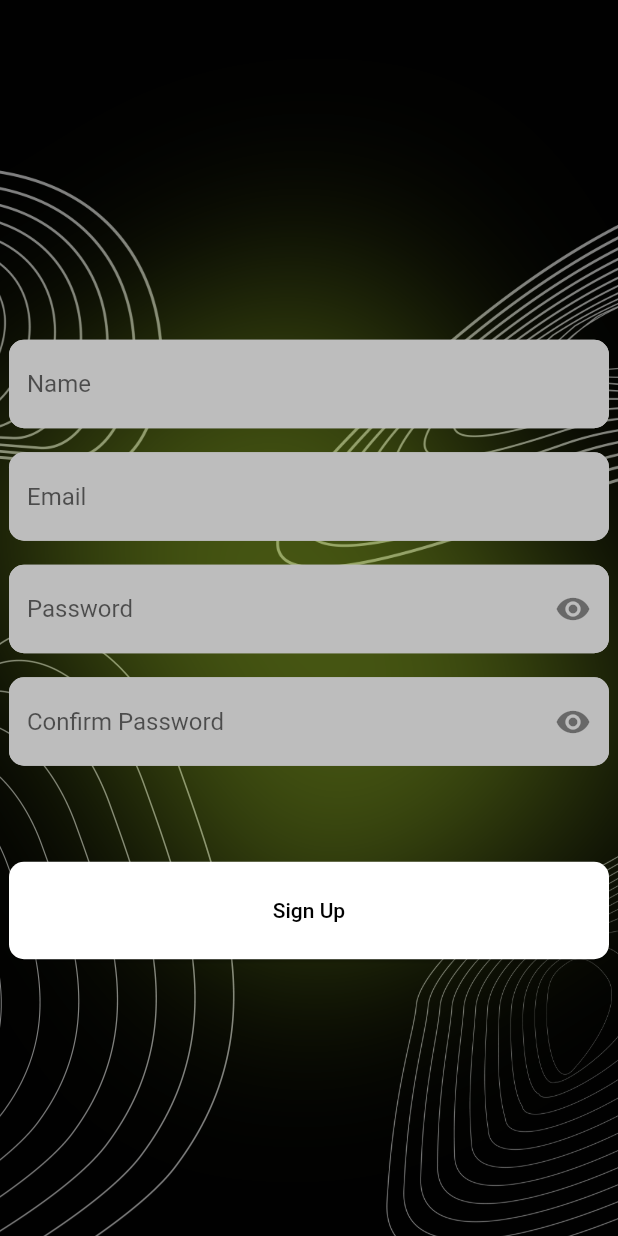
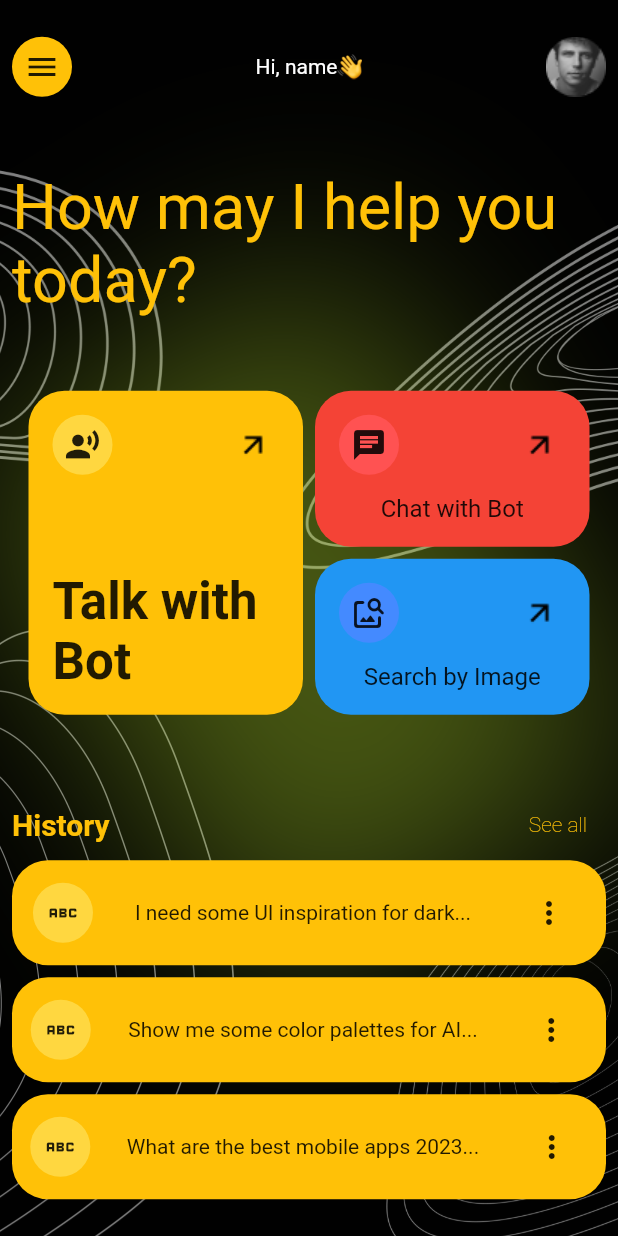
Before and after one commit to MohammedSaudAlsahli/Personal-AI-Buddy-App, a Flutter app: the screen it shows after launch, on a phone screen of 412 x 824 dp. Run offline on Flutter 3.47's test engine with Material 2 defaults, Android fonts, the phone set to English and light mode, and no system bars.

Commit message:
edit home page

```diff
--- /dev/null
+++ b/flutter_application/lib/componants/containers/ai_tools_container.dart
@@ -0,0 +1,60 @@
+import 'package:flutter/material.dart';
+import 'package:flutter_application/componants/containers/circle_container.dart';
+
+class AiToolsContainer extends StatelessWidget {
+  const AiToolsContainer({
+    super.key,
+    required this.height,
+    required this.width,
+    required this.bgColor,
+    required this.fgColor,
+    required this.icon,
+    required this.text,
+    required this.fontSize,
+    required this.isBold,
+  });
+
+  final double height;
+  final double width;
+  final Color bgColor;
+  final Color fgColor;
+  final IconData icon;
+  final String text;
+  final double fontSize;
+  final bool isBold;
+
+  @override
+  Widget build(BuildContext context) {
+    return Container(
+      padding: const EdgeInsets.all(16),
+      height: height,
+      width: width,
+      decoration: BoxDecoration(
+        color: bgColor,
+        borderRadius: const BorderRadius.all(
+          Radius.circular(24),
+        ),
+      ),
+      child: Column(
+        mainAxisAlignment: MainAxisAlignment.spaceBetween,
+        children: [
+          Row(
+            mainAxisAlignment: MainAxisAlignment.spaceBetween,
+            children: [
+              CircleContainer(color: fgColor, icon: icon),
+              Image.asset(
+                  'assets/Personal AI Buddy App (Community)/🦆 icon _arrow forward_.png')
+            ],
+          ),
+          Text(
+            text,
+            textAlign: TextAlign.start,
+            style: TextStyle(
+                fontSize: fontSize,
+                fontWeight: isBold ? FontWeight.w700 : FontWeight.normal),
+          )
+        ],
+      ),
+    );
+  }
+}
--- /dev/null
+++ b/flutter_application/lib/componants/containers/circle_container.dart
@@ -0,0 +1,20 @@
+import 'package:flutter/material.dart';
+
+class CircleContainer extends StatelessWidget {
+  const CircleContainer({
+    super.key,
+    required this.icon,
+    required this.color,
+  });
+  final IconData icon;
+  final Color color;
+  @override
+  Widget build(BuildContext context) {
+    return Container(
+      height: 40,
+      width: 40,
+      decoration: BoxDecoration(color: color, shape: BoxShape.circle),
+      child: Icon(icon),
+    );
+  }
+}
--- /dev/null
+++ b/flutter_application/lib/componants/containers/history_conteiner.dart
@@ -0,0 +1,43 @@
+import 'package:flutter/material.dart';
+import 'package:flutter_application/componants/containers/circle_container.dart';
+import 'package:flutter_application/utils/extension.dart';
+
+class HistoryConteiner extends StatelessWidget {
+  const HistoryConteiner({
+    super.key,
+    required this.bgColor,
+    required this.fgColor,
+    required this.icon,
+    required this.text,
+    this.onPressed,
+  });
+  final Color bgColor;
+  final Color fgColor;
+  final IconData icon;
+  final String text;
+  final Function()? onPressed;
+  @override
+  Widget build(BuildContext context) {
+    return Container(
+      height: 70,
+      width: context.width,
+      decoration: BoxDecoration(
+        color: bgColor,
+        borderRadius: const BorderRadius.all(
+          Radius.circular(24),
+        ),
+      ),
+      child: Row(
+        mainAxisAlignment: MainAxisAlignment.spaceAround,
+        children: [
+          CircleContainer(
+            color: fgColor,
+            icon: icon,
+          ),
+          Text(text),
+          IconButton(onPressed: onPressed, icon: const Icon(Icons.more_vert))
+        ],
+      ),
+    );
+  }
+}
--- a/flutter_application/lib/constant/spaceing.dart
+++ b/flutter_application/lib/constant/spaceing.dart
@@ -1,15 +1,15 @@
 import 'package:flutter/material.dart';
 
-const kVSpace4 = SizedBox(height: 4);
-const kVSpace8 = SizedBox(height: 8);
-const kVSpace16 = SizedBox(height: 16);
-const kVSpace32 = SizedBox(height: 32);
-const kVSpace64 = SizedBox(height: 64);
-const kVSpace128 = SizedBox(height: 128);
+const kWSpace4 = SizedBox(width: 4);
+const kWSpace8 = SizedBox(width: 8);
+const kWSpace16 = SizedBox(width: 16);
+const kWSpace32 = SizedBox(width: 32);
+const kWSpace64 = SizedBox(width: 64);
+const kWSpace128 = SizedBox(width: 128);
 
-const kHSpace4 = SizedBox(width: 4);
-const kHSpace8 = SizedBox(width: 8);
-const kHSpace16 = SizedBox(width: 16);
-const kHSpace32 = SizedBox(width: 32);
-const kHSpace64 = SizedBox(width: 64);
-const kHSpace128 = SizedBox(width: 128);
+const kHSpace4 = SizedBox(height: 4);
+const kHSpace8 = SizedBox(height: 8);
+const kHSpace16 = SizedBox(height: 16);
+const kHSpace32 = SizedBox(height: 32);
+const kHSpace64 = SizedBox(height: 64);
+const kHSpace128 = SizedBox(height: 128);
--- /dev/null
+++ b/flutter_application/lib/constant/theme.dart
@@ -0,0 +1,6 @@
+import 'package:flutter/material.dart';
+
+Map theme = {
+  'light': ThemeData(),
+  'dark': ThemeData(),
+};
--- a/flutter_application/lib/main.dart
+++ b/flutter_application/lib/main.dart
@@ -1,6 +1,6 @@
 import 'package:flutter/material.dart';
 import 'package:flutter_application/constant/colors.dart';
-import 'package:flutter_application/screens/auth/sign_up.dart';
+import 'package:flutter_application/screens/home_screen.dart';
 
 void main() {
   runApp(const MaterialApp(home: MainApp()));
@@ -13,7 +13,7 @@ class MainApp extends StatelessWidget {
   Widget build(BuildContext context) {
     return const Scaffold(
       backgroundColor: CustomColors.black,
-      body: SignUpScreen(),
+      body: HomeScreen(),
     );
   }
 }
--- a/flutter_application/lib/screens/auth/sign_in.dart
+++ b/flutter_application/lib/screens/auth/sign_in.dart
@@ -22,7 +22,7 @@ class SignInScreen extends StatelessWidget {
               hint: 'User Name',
               onPressed: () {},
             ),
-            kVSpace16,
+            kHSpace16,
             CustomTextField(
               hint: 'Password',
               onPressed: () {},
--- a/flutter_application/lib/screens/auth/sign_up.dart
+++ b/flutter_application/lib/screens/auth/sign_up.dart
@@ -25,23 +25,23 @@ class SignUpScreen extends StatelessWidget {
             const CustomTextField(
               hint: 'Name',
             ),
-            kVSpace16,
+            kHSpace16,
             const CustomTextField(
               hint: 'Email',
             ),
-            kVSpace16,
+            kHSpace16,
             CustomTextField(
               onPressed: () {},
               hint: 'Password',
               isIcon: true,
             ),
-            kVSpace16,
+            kHSpace16,
             CustomTextField(
               onPressed: () {},
               hint: 'Confirm Password',
               isIcon: true,
             ),
-            kVSpace64,
+            kHSpace64,
             CustomElevatedButton(
               onPressed: () {},
               child: 'Sign Up',
--- a/flutter_application/lib/screens/home_screen.dart
+++ b/flutter_application/lib/screens/home_screen.dart
@@ -0,0 +1,144 @@
+import 'package:flutter/material.dart';
+import 'package:flutter_application/constant/spaceing.dart';
+import 'package:flutter_application/componants/background/accent_background.dart';
+import 'package:flutter_application/componants/containers/ai_tools_container.dart';
+import 'package:flutter_application/componants/containers/circle_container.dart';
+import 'package:flutter_application/componants/containers/history_conteiner.dart';
+
+class HomeScreen extends StatelessWidget {
+  const HomeScreen({super.key});
+
+  @override
+  Widget build(BuildContext context) {
+    return Stack(
+      children: [
+        const CustomAccentBackground(),
+        SafeArea(
+          child: Padding(
+            padding: const EdgeInsets.symmetric(horizontal: 8),
+            child: Column(
+              mainAxisAlignment: MainAxisAlignment.spaceAround,
+              children: [
+                Row(
+                  mainAxisAlignment: MainAxisAlignment.spaceBetween,
+                  children: [
+                    const CircleContainer(
+                        color: Colors.amber, icon: Icons.menu),
+                    Row(
+                      children: [
+                        const Text(
+                          'Hi, name',
+                          style: TextStyle(color: Colors.white),
+                        ),
+                        kHSpace4,
+                        Image.asset(
+                          'assets/Personal AI Buddy App (Community)/👋.png',
+                          scale: 3,
+                        )
+                      ],
+                    ),
+                    Image.asset(
+                        'assets/Personal AI Buddy App (Community)/Ellipse 78.png'),
+                  ],
+                ),
+                const Text(
+                  'How may I help you today?',
+                  style: TextStyle(color: Colors.amber, fontSize: 42),
+                ),
+                const Row(
+                  mainAxisAlignment: MainAxisAlignment.center,
+                  children: [
+                    AiToolsContainer(
+                      height: 216,
+                      width: 183,
+                      bgColor: Colors.amber,
+                      fgColor: Colors.amberAccent,
+                      icon: Icons.record_voice_over,
+                      text: 'Talk with Bot',
+                      fontSize: 34,
+                      isBold: true,
+                    ),
+                    kWSpace8,
+                    Column(
+                      children: [
+                        AiToolsContainer(
+                          height: 104,
+                          width: 183,
+                          bgColor: Colors.red,
+                          fgColor: Colors.redAccent,
+                          icon: Icons.chat,
+                          text: 'Chat with Bot',
+                          fontSize: 16,
+                          isBold: false,
+                        ),
+                        kHSpace8,
+                        AiToolsContainer(
+                          height: 104,
+                          width: 183,
+                          bgColor: Colors.blue,
+                          fgColor: Colors.blueAccent,
+                          icon: Icons.image_search_rounded,
+                          text: 'Search by Image',
+                          fontSize: 16,
+                          isBold: false,
+                        ),
+                      ],
+                    )
+                  ],
+                ),
+                Column(
+                  children: [
+                    Row(
+                      mainAxisAlignment: MainAxisAlignment.spaceBetween,
+                      children: [
+                        const Text(
+                          'History',
+                          style: TextStyle(
+                              color: Colors.amber,
+                              fontWeight: FontWeight.w700,
+                              fontSize: 20),
+                        ),
+                        TextButton(
+                          onPressed: () {},
+                          child: const Text(
+                            'See all',
+                            style: TextStyle(
+                                color: Colors.amber,
+                                fontWeight: FontWeight.w100),
+                          ),
+                        ),
+                      ],
+                    ),
+                    HistoryConteiner(
+                      bgColor: Colors.amber,
+                      fgColor: Colors.amberAccent,
+                      icon: Icons.abc,
+                      text: 'I need some UI inspiration for dark...',
+                      onPressed: () {},
+                    ),
+                    kHSpace8,
+                    HistoryConteiner(
+                      bgColor: Colors.amber,
+                      fgColor: Colors.amberAccent,
+                      icon: Icons.abc,
+                      text: 'Show me some color palettes for AI...',
+                      onPressed: () {},
+                    ),
+                    kHSpace8,
+                    HistoryConteiner(
+                      bgColor: Colors.amber,
+                      fgColor: Colors.amberAccent,
+                      icon: Icons.abc,
+                      text: 'What are the best mobile apps 2023...',
+                      onPressed: () {},
+                    ),
+                  ],
+                )
+              ],
+            ),
+          ),
+        )
+      ],
+    );
+  }
+}
```
Also changed, not shown: flutter_application/assets/Personal AI Buddy App (Community)/conversation.png (added), flutter_application/assets/Personal AI Buddy App (Community)/picture.png (added).
